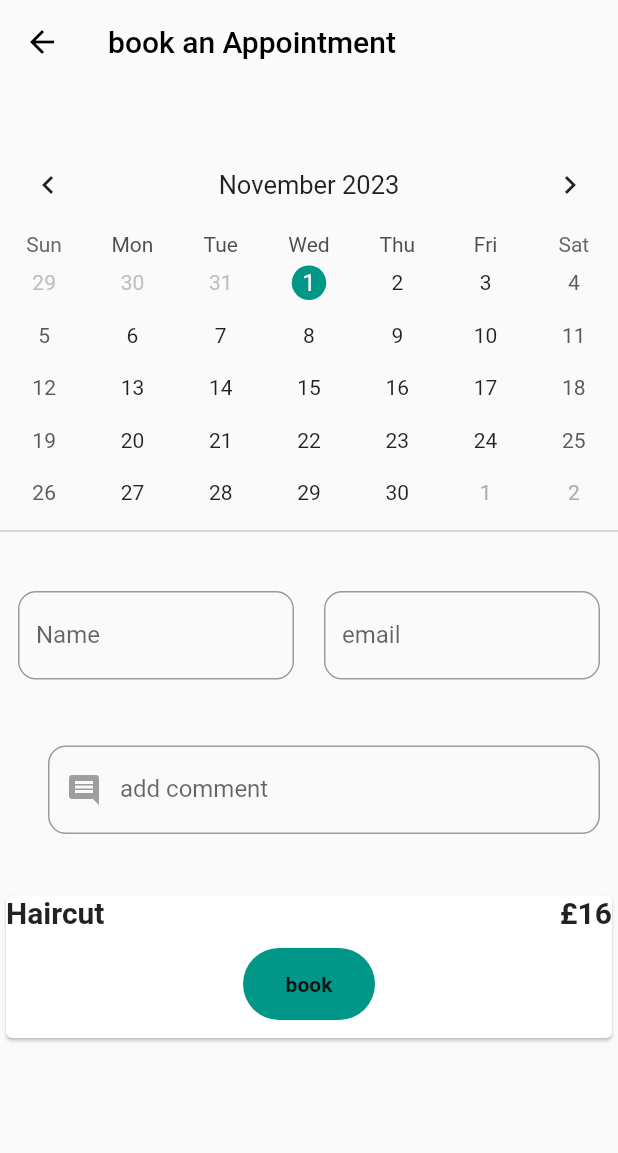
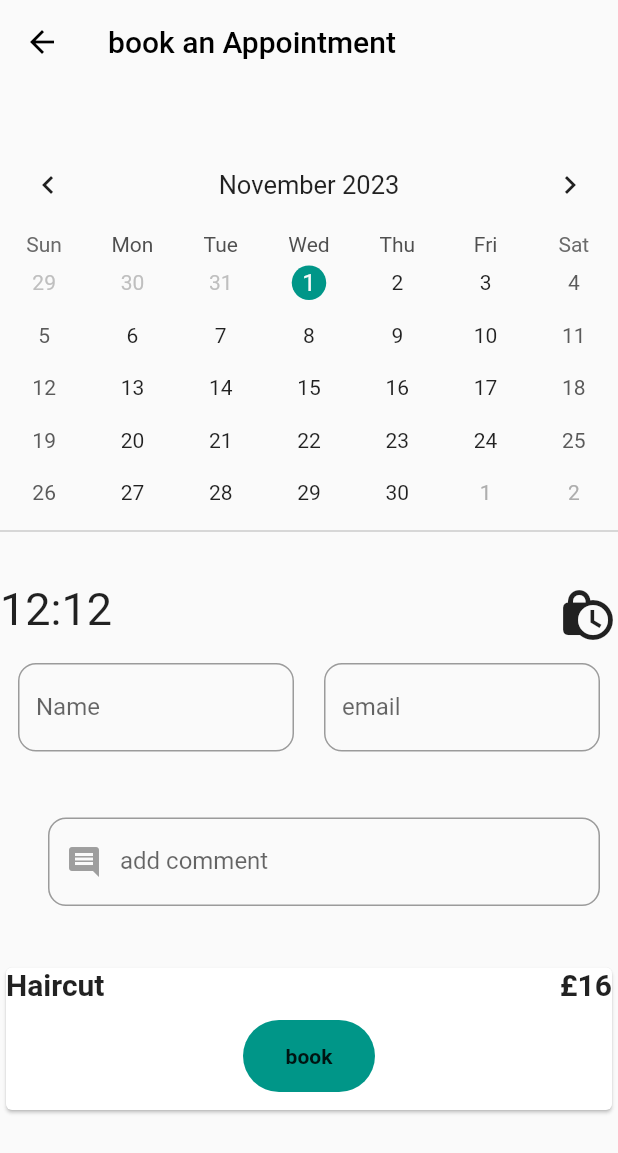
Before and after one commit to Amjadyabroudi128/bookMe, a Flutter app: the Services screen opened directly, after a tap on "book", on a phone screen of 412 x 824 dp. Shown: the top 1153 px of the screen. Run offline on Flutter 3.47's test engine with Material 2 defaults, Android fonts, the phone set to English and light mode, and no system bars; drawn by our look-alikes of table_calendar; our stand-ins replace animated_text_kit, cloud_firestore, firebase_auth, firebase_core; accounts and stored records are empty.

Commit message:
added time picker

```diff
--- a/lib/Screens/Services.dart
+++ b/lib/Screens/Services.dart
@@ -20,7 +20,7 @@ final int price;
 }
 
 class _HairCutsState extends State<Services> {
-  DateTime today = DateTime.now().toLocal();
+  DateTime today = DateTime.now();
   void _onDaySelected( DateTime day, DateTime focusDay) {
     setState(() {
       today = focusDay;
@@ -30,6 +30,7 @@ class _HairCutsState extends State<Services> {
   TextEditingController emailController = TextEditingController();
   TextEditingController commentController = TextEditingController();
   final dataBase = FirebaseFirestore.instance;
+  TimeOfDay time = TimeOfDay(hour: 12, minute: 12);
   @override
   Widget build(BuildContext context) {
     return SafeArea(
@@ -58,13 +59,30 @@ class _HairCutsState extends State<Services> {
                   selectedDayPredicate: (day) => isSameDay(day, today),
                   focusedDay: today,
                   firstDay: DateTime.now(),
-                  lastDay: DateTime.utc(2030, 3, 10),
+                  lastDay: DateTime.utc(2030, 3, 10, 4, 3, 12).toLocal(),
                   onDaySelected: _onDaySelected,
-
                 ),
               ),
               Divider(thickness: 0.5, color: Colors.grey,),
               SizedBox(height: 20,),
+              Row(
+                children: [
+                  Text("${time.hour}:${time.minute}", style: TextStyle(fontSize: 30),),
+                  Spacer(),
+                  IconButton(
+                    icon: Icon(Icons.lock_clock, size: 40,),
+                    onPressed: ()async{
+                      TimeOfDay? newTime = await
+                      showTimePicker(context: context,
+                          initialTime: time);
+                      if(newTime == null) return;
+                      setState (()=> time = newTime);
+                    },
+                  ),
+                ],
+              ),
+
+
               Padding(
                 padding: EdgeInsets.all(12),
                 child: Row(
@@ -153,9 +171,10 @@ class _HairCutsState extends State<Services> {
                               {
                                 "service": widget.value,
                                 "price": ("£${widget.price}"),
-                                "date": today,
+                                "date": DateTime.utc(2030, 1, 3,).toLocal(),
                                 "name": nameController.text,
                                 "comment": commentController.text,
+                                "time": ("${time.hour}: ${time.minute}"),
                               }
                             );
                             print('things submitted');
```
